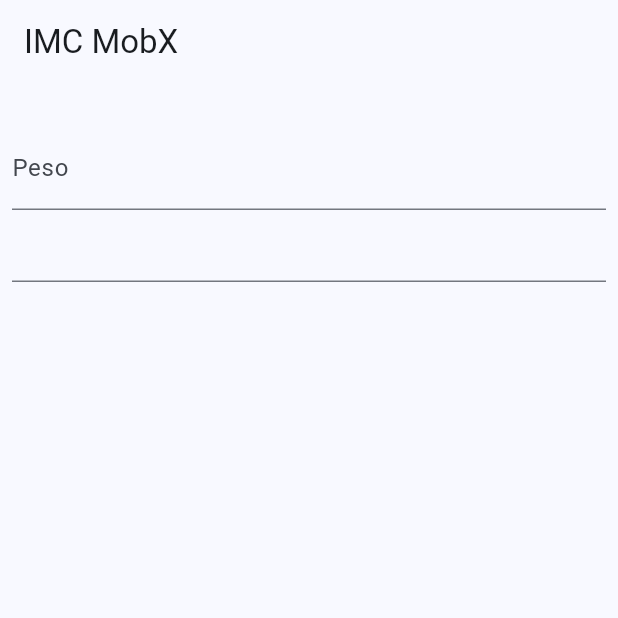
After one commit to dariopmaciel/mobx_imc, a Flutter app: the screen it shows after launch, on a phone screen of 412 x 824 dp, the top half of it. The commit adds this screen. Run offline on Flutter 3.47's test engine with Material 3 defaults, Android fonts, the phone set to English and light mode, and no system bars; our stand-ins replace currency_text_input_formatter, flutter_mobx, mobx, syncfusion_flutter_gauges; generated files the repository leaves out were written again.

Commit message:
MobX - IMC example

```diff
--- /dev/null
+++ b/lib/imc/imc_page.dart
@@ -0,0 +1,51 @@
+import 'package:currency_text_input_formatter/currency_text_input_formatter.dart';
+import 'package:flutter/material.dart';
+
+class ImcPage extends StatefulWidget {
+  const ImcPage({super.key});
+
+  @override
+  State<ImcPage> createState() => _ImcPageState();
+}
+
+class _ImcPageState extends State<ImcPage> {
+  final pesoEC = TextEditingController();
+  final alturaEC = TextEditingController();
+  final formKey = GlobalKey<FormState>();
+
+  @override
+  Widget build(BuildContext context) {
+    return Scaffold(
+      appBar: AppBar(
+        title: const Text('IMC MobX'),
+      ),
+      body: SingleChildScrollView(
+        child: Form(
+          key: formKey,
+          child: Padding(
+              padding: const EdgeInsets.all(8),
+              child: Column(
+                children: [
+                  // ImcGauge(imc:controller.imc),
+                  const SizedBox(height: 20),
+                  TextFormField(
+                    controller: pesoEC,
+                    keyboardType: TextInputType.number,
+                    decoration: const InputDecoration(labelText: "Peso"),
+                    inputFormatters: [
+                      CurrencyTextInputFormatter(
+                        locale: 'pt_Br',
+                        symbol: '',
+                        turnOffGrouping: true,
+                        decimalDigits: 2,
+                      ),
+                    ],
+                  ),
+                  TextFormField(),
+                ],
+              )),
+        ),
+      ),
+    );
+  }
+}
--- a/lib/main.dart
+++ b/lib/main.dart
@@ -1,5 +1,6 @@
 import 'package:flutter/material.dart';
 import 'package:mobx_imc/contador_codegen/contador_codegen_page.dart';
+import 'package:mobx_imc/imc/imc_page.dart';
 
 void main() {
   runApp(const MyApp());
@@ -16,7 +17,7 @@ class MyApp extends StatelessWidget {
         colorScheme: ColorScheme.fromSeed(seedColor: Colors.blue),
         useMaterial3: true,
       ),
-      home: ContadorCodegenPage(),
+      home: const ImcPage(),
     );
   }
 }
--- a/pubspec.yaml
+++ b/pubspec.yaml
@@ -39,8 +39,8 @@ dependencies:
   mobx: ^2.2.1
   flutter_mobx: ^2.2.0
   mobx_codegen: ^2.4.0
+  currency_text_input_formatter: ^2.1.10
   intl: ^0.18.1
-  currency_text_input_formatter: ^2.1.10
   syncfusion_flutter_gauges: ^23.2.6
 
 
```
Also changed, not shown: lib/widgets/imc_gauge.dart (added, +64 -0 lines), lib/widgets/imc_gauge_range.dart (added, +20 -0 lines).
